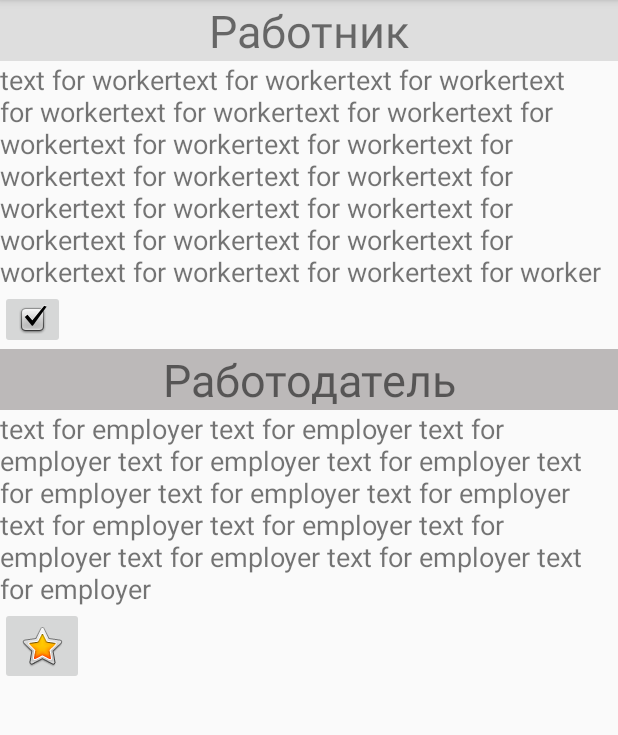
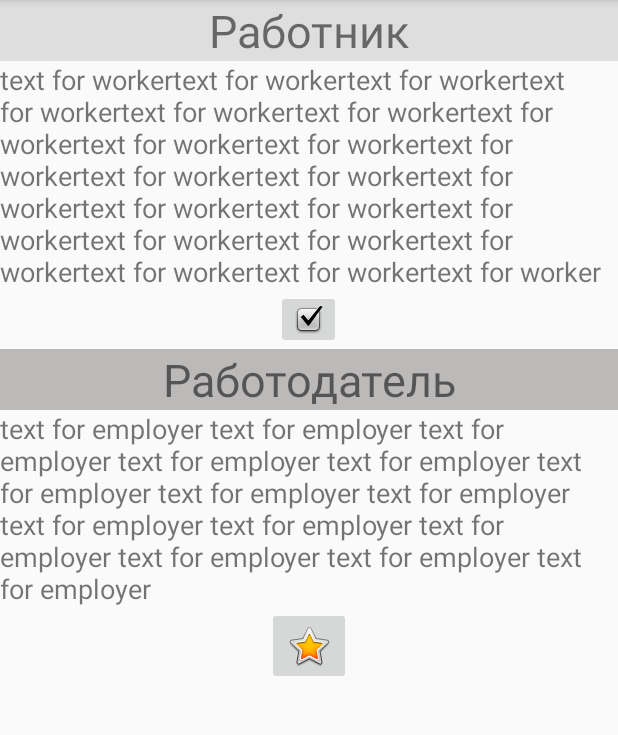
Before and after one commit to RomanDnipro/Epic1, an Android app: the screen it shows after launch (MainActivity), on a phone screen of 412 x 824 dp, the part 84-819 px from its top. Run offline under Robolectric (Android 15) with nearby library versions, the phone set to English and light mode, and no system bars.

Commit message:
buttons replase in the center, need scrolling for texts

```diff
--- a/app/src/main/res/layout/activity_main.xml
+++ b/app/src/main/res/layout/activity_main.xml
@@ -36,6 +36,7 @@
             android:id="@+id/bt_for_worker"
             android:layout_width="wrap_content"
             android:layout_height="wrap_content"
+            android:layout_gravity="center"
             app:srcCompat="@android:drawable/checkbox_on_background" />
     </LinearLayout>
 
@@ -59,6 +60,7 @@
         android:id="@+id/bt_for_employer"
         android:layout_width="wrap_content"
         android:layout_height="wrap_content"
+        android:layout_gravity="center"
         app:srcCompat="@android:drawable/btn_star_big_on" />
 
 </LinearLayout>
--- a/app/src/main/res/layout/activity_passport_execution.xml
+++ b/app/src/main/res/layout/activity_passport_execution.xml
@@ -36,6 +36,7 @@
             android:id="@+id/bt_for_registration_your_self"
             android:layout_width="wrap_content"
             android:layout_height="wrap_content"
+            android:layout_gravity="center"
             app:srcCompat="@android:drawable/checkbox_on_background" />
     </LinearLayout>
 
@@ -59,6 +60,7 @@
         android:id="@+id/bt_for_need_help"
         android:layout_width="wrap_content"
         android:layout_height="wrap_content"
+        android:layout_gravity="center"
         app:srcCompat="@android:drawable/btn_star_big_on" />
 
 </LinearLayout>
--- a/app/src/main/res/layout/activity_type_of_visa.xml
+++ b/app/src/main/res/layout/activity_type_of_visa.xml
@@ -36,6 +36,7 @@
             android:id="@+id/bt_for_visa_d_05"
             android:layout_width="wrap_content"
             android:layout_height="wrap_content"
+            android:layout_gravity="center"
             app:srcCompat="@android:drawable/checkbox_on_background" />
     </LinearLayout>
 
@@ -59,6 +60,7 @@
         android:id="@+id/bt_for_visa_d_07"
         android:layout_width="wrap_content"
         android:layout_height="wrap_content"
+        android:layout_gravity="center"
         app:srcCompat="@android:drawable/btn_star_big_on" />
 
 </LinearLayout>
```
